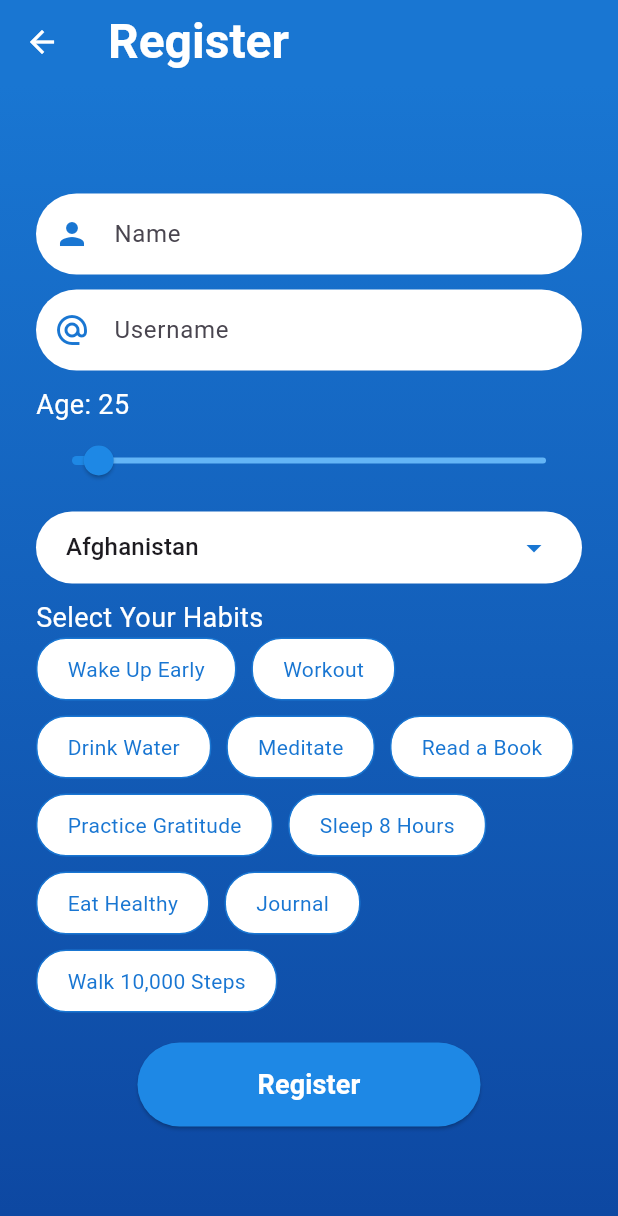
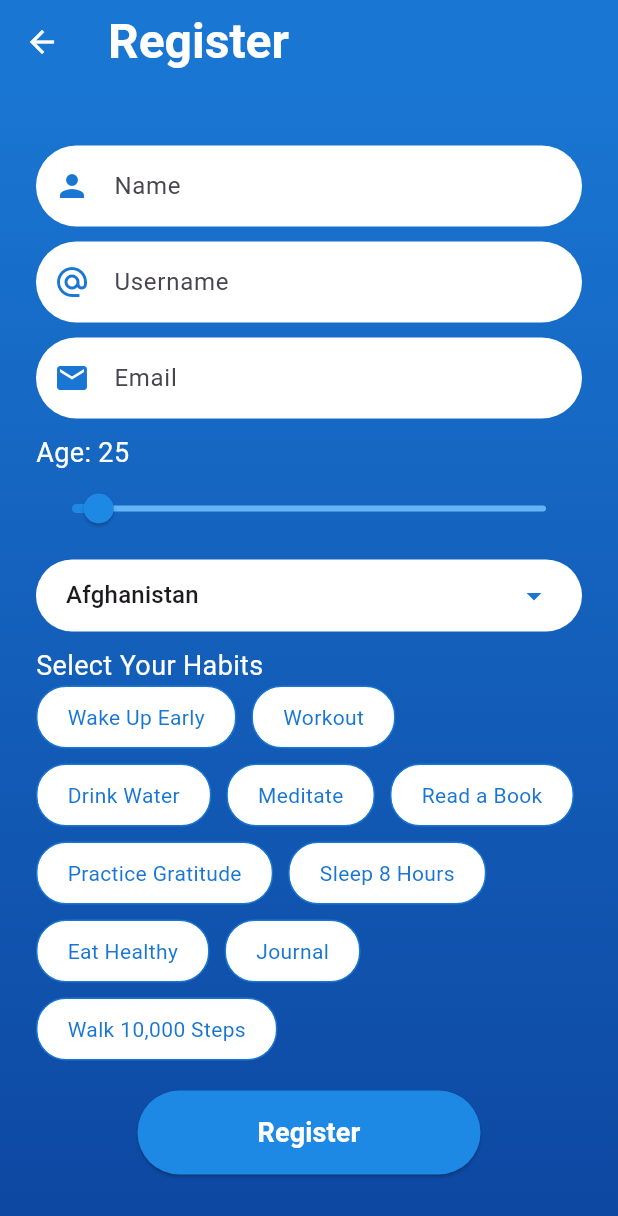
Before and after one commit to davidweller/habit_tracker, a Flutter app: the screen it shows after launch, after a tap on "Sign up", on a phone screen of 412 x 824 dp. Shown: the top 1216 px of the screen. Run offline on Flutter 3.47's test engine with Material 3 defaults, Android fonts, the phone set to English and light mode, and no system bars; our stand-ins replace flutter_local_notifications, fluttertoast, shared_preferences, timezone; network calls fail.

Commit message:
Update login and registration screens with email fields - Add email field to login screen (username, email, password) - Add email field to registration screen with validation - Update login validation to include email check - Change sign-up button to ElevatedButton style - Add login link text on login screen - Save email to SharedPreferences in both login and registration

```diff
--- a/lib/login_screen.dart
+++ b/lib/login_screen.dart
@@ -11,20 +11,26 @@ class LoginScreen extends StatefulWidget {
 
 class _LoginScreenState extends State<LoginScreen> {
   final _usernameController = TextEditingController();
+  final _emailController = TextEditingController();
   final _passwordController = TextEditingController();
 
   // Default credentials
   final String defaultUsername = 'dave';
+  final String defaultEmail = 'dave@example.com';
   final String defaultPassword = '12345';
 
   void _login() async {
     final username = _usernameController.text;
+    final email = _emailController.text;
     final password = _passwordController.text;
     SharedPreferences prefs = await SharedPreferences.getInstance();
     // Check against default credentials
-    if (username == defaultUsername && password == defaultPassword) {
+    if (username == defaultUsername &&
+        email == defaultEmail &&
+        password == defaultPassword) {
       await prefs.setString('name', 'Dave');
       await prefs.setString('username', 'dave');
+      await prefs.setString('email', 'dave@example.com');
       await prefs.setDouble('age', 25);
       await prefs.setString('country', 'United States');
       Navigator.pushReplacement(
@@ -37,7 +43,7 @@ class _LoginScreenState extends State<LoginScreen> {
       //empty out shared preferences
       await prefs.clear();
       Fluttertoast.showToast(
-        msg: "The username or password was incorrect",
+        msg: "The username, email or password was incorrect",
         toastLength: Toast.LENGTH_SHORT,
         gravity: ToastGravity.BOTTOM,
         backgroundColor: Colors.red,
@@ -82,8 +88,27 @@ class _LoginScreenState extends State<LoginScreen> {
                     controller: _usernameController,
                     decoration: InputDecoration(
                       prefixIcon:
+                          Icon(Icons.person, color: Colors.blue.shade700),
+                      hintText: 'Enter Username',
+                      border: InputBorder.none,
+                      contentPadding:
+                          EdgeInsets.symmetric(horizontal: 20, vertical: 15),
+                    ),
+                  ),
+                ),
+                const SizedBox(height: 20),
+                Container(
+                  decoration: BoxDecoration(
+                    color: Colors.white,
+                    borderRadius: BorderRadius.circular(30),
+                  ),
+                  child: TextField(
+                    controller: _emailController,
+                    keyboardType: TextInputType.emailAddress,
+                    decoration: InputDecoration(
+                      prefixIcon:
                           Icon(Icons.email, color: Colors.blue.shade700),
-                      hintText: 'Enter Username',
+                      hintText: 'Enter Email',
                       border: InputBorder.none,
                       contentPadding:
                           EdgeInsets.symmetric(horizontal: 20, vertical: 15),
@@ -146,15 +171,15 @@ class _LoginScreenState extends State<LoginScreen> {
                   style: TextStyle(color: Colors.white70),
                 ),
                 SizedBox(height: 10),
-                OutlinedButton(
+                ElevatedButton(
                   onPressed: () {
                     Navigator.push(
                       context,
                       MaterialPageRoute(builder: (context) => RegisterScreen()),
                     );
                   },
-                  style: OutlinedButton.styleFrom(
-                    side: BorderSide(color: Colors.white),
+                  style: ElevatedButton.styleFrom(
+                    backgroundColor: Colors.blue.shade600,
                     shape: RoundedRectangleBorder(
                       borderRadius: BorderRadius.circular(30.0),
                     ),
@@ -162,8 +187,36 @@ class _LoginScreenState extends State<LoginScreen> {
                   ),
                   child: Text(
                     'Sign up',
-                    style: TextStyle(color: Colors.white, fontSize: 16),
+                    style: TextStyle(
+                      color: Colors.white,
+                      fontSize: 16,
+                      fontWeight: FontWeight.bold,
+                    ),
                   ),
+                ),
+                SizedBox(height: 15),
+                Row(
+                  mainAxisAlignment: MainAxisAlignment.center,
+                  children: [
+                    Text(
+                      'Already have an account? ',
+                      style: TextStyle(color: Colors.white70),
+                    ),
+                    TextButton(
+                      onPressed: () {
+                        // Already on login page, so this could scroll to top or do nothing
+                        // Or navigate to login if coming from elsewhere
+                      },
+                      child: Text(
+                        'Login',
+                        style: TextStyle(
+                          color: Colors.white,
+                          fontWeight: FontWeight.bold,
+                          decoration: TextDecoration.underline,
+                        ),
+                      ),
+                    ),
+                  ],
                 ),
               ],
             ),
--- a/lib/register_screen.dart
+++ b/lib/register_screen.dart
@@ -15,6 +15,7 @@ class RegisterScreen extends StatefulWidget {
 class _RegisterScreenState extends State<RegisterScreen> {
   final _nameController = TextEditingController();
   final _usernameController = TextEditingController();
+  final _emailController = TextEditingController();
   double _age = 25; // Default age set to 25
   String _country = '';
   List<String> _countries = [];
@@ -137,8 +138,14 @@ class _RegisterScreenState extends State<RegisterScreen> {
   void _register() async {
     final name = _nameController.text;
     final username = _usernameController.text;
-    if (username.isEmpty || name.isEmpty) {
-      _showToast('Please fill in all fields');
+    final email = _emailController.text;
+    if (username.isEmpty || name.isEmpty || email.isEmpty) {
+      _showToast('Please fill in all required fields');
+      return;
+    }
+    // Basic email validation
+    if (!email.contains('@') || !email.contains('.')) {
+      _showToast('Please enter a valid email address');
       return;
     }
     SharedPreferences prefs = await SharedPreferences.getInstance();
@@ -154,6 +161,7 @@ class _RegisterScreenState extends State<RegisterScreen> {
     // Save user information and habits to shared preferences.
     await prefs.setString('name', name);
     await prefs.setString('username', username);
+    await prefs.setString('email', email);
     await prefs.setDouble('age', _age);
     await prefs.setString('country', _country);
     await prefs.setString('selectedHabitsMap', jsonEncode(selectedHabitsMap));
@@ -217,6 +225,9 @@ class _RegisterScreenState extends State<RegisterScreen> {
                 SizedBox(height: 10),
                 _buildInputField(
                     _usernameController, 'Username', Icons.alternate_email),
+                SizedBox(height: 10),
+                _buildInputField(
+                    _emailController, 'Email', Icons.email),
                 SizedBox(height: 10),
                 Text('Age: ${_age.round()}',
                     style: TextStyle(color: Colors.white, fontSize: 18)),
```
